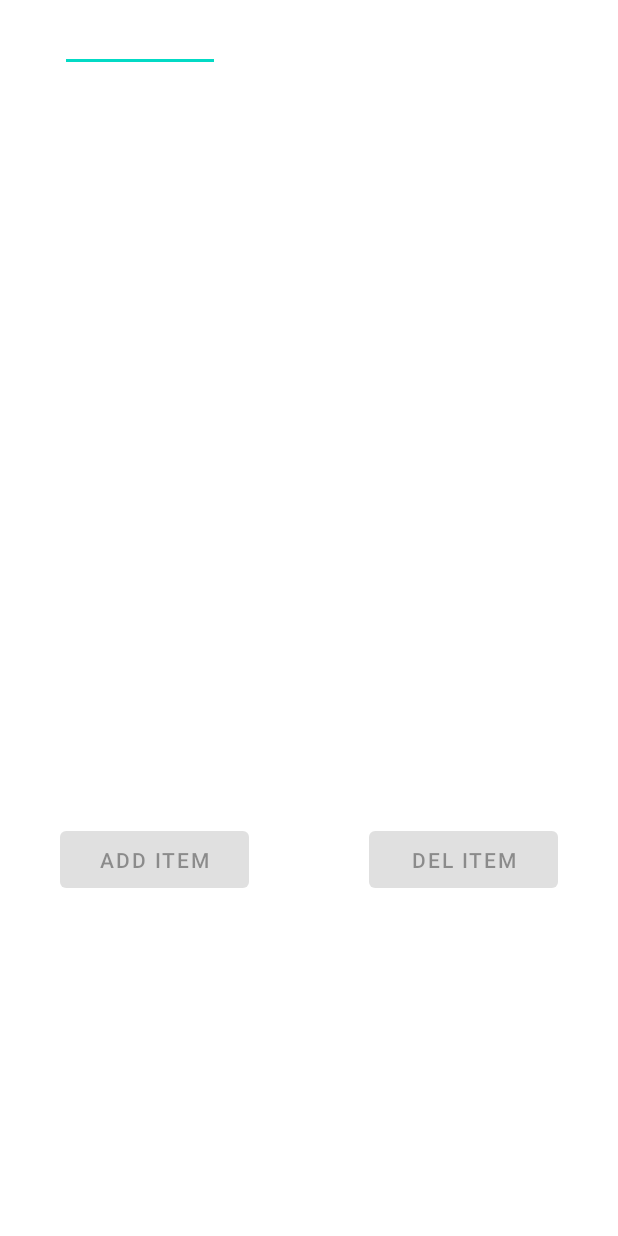
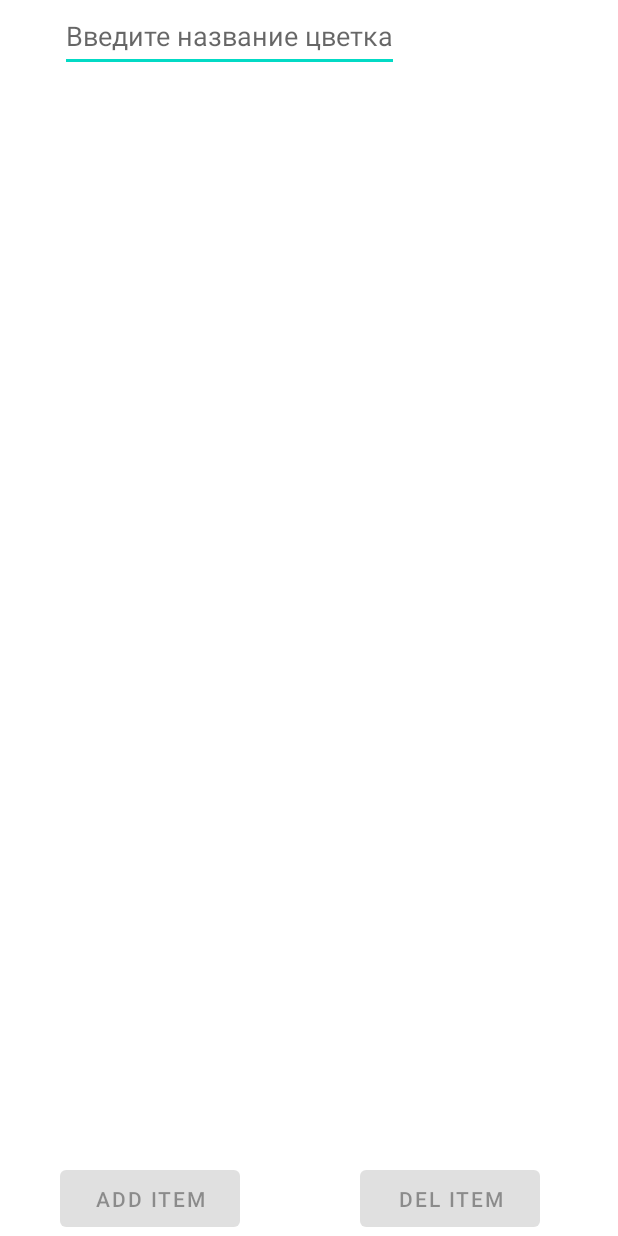
Before and after one commit to sergF81/RecycleViewTask, an Android app: the layout fragment_list.xml on its own in the app's theme, with its tools: preview values and no code run, on a phone screen of 412 x 824 dp. Run offline under Robolectric (Android 15) with nearby library versions, the phone set to English and light mode, and no system bars.

```diff
--- a/app/src/main/AndroidManifest.xml
+++ b/app/src/main/AndroidManifest.xml
@@ -1,6 +1,7 @@
 <?xml version="1.0" encoding="utf-8"?>
 <manifest xmlns:android="http://schemas.android.com/apk/res/android"
     package="com.example.recycleviewtask">
+
     <uses-permission android:name="android.permission.INTERNET" />
     <application
         android:allowBackup="true"
--- a/app/src/main/res/layout/activity_main.xml
+++ b/app/src/main/res/layout/activity_main.xml
@@ -5,7 +5,6 @@
     android:layout_width="match_parent"
     android:layout_height="match_parent"
     tools:context=".presentation.MainActivity">
-
 
     <FrameLayout
         android:id="@+id/placeHolder"
--- a/app/src/main/res/layout/fragment_list.xml
+++ b/app/src/main/res/layout/fragment_list.xml
@@ -8,38 +8,39 @@
 
     <LinearLayout
         android:layout_width="match_parent"
-        android:layout_height="wrap_content"
+        android:layout_height="match_parent"
         android:orientation="vertical">
+
         <EditText
             android:id="@+id/textInputItem"
-
             android:layout_width="wrap_content"
             android:layout_height="wrap_content"
-            android:ems="5"
+            android:layout_marginStart="@dimen/marginStart"
+            android:layout_marginEnd="@dimen/marginEnd"
+            android:hint="Введите название цветка"
             android:inputType="textPersonName"
             android:minHeight="48dp"
-            android:layout_marginStart="@dimen/marginStart"
-            android:layout_marginEnd="@dimen/marginEnd"
             android:text="@string/textInputItem"
             app:layout_constraintTop_toBottomOf="@id/listItemRecycle" />
-
-        <androidx.recyclerview.widget.RecyclerView
-            android:id="@+id/listItemRecycle"
-            android:layout_width="match_parent"
-            android:layout_height="500dp"
-            android:layout_marginStart="@dimen/marginStart"
-            android:layout_marginEnd="@dimen/marginEnd"
-            app:layout_constraintBottom_toTopOf="@id/textInputItem"
-
-            >
-
-        </androidx.recyclerview.widget.RecyclerView>
-
 
         <LinearLayout
             android:layout_width="match_parent"
             android:layout_height="match_parent"
-            android:orientation="horizontal">
+            android:layout_weight="1">
+
+            <androidx.recyclerview.widget.RecyclerView
+                android:id="@+id/listItemRecycle"
+                android:layout_width="match_parent"
+                android:layout_height="match_parent"
+                android:layout_marginStart="@dimen/marginStart"
+                android:layout_marginEnd="@dimen/marginEnd" />
+
+        </LinearLayout>
+
+        <LinearLayout
+            android:layout_width="match_parent"
+            android:layout_height="wrap_content"
+            android:layout_weight="0">
 
             <Button
                 android:id="@+id/buttonAddItem"
@@ -47,11 +48,10 @@
                 android:layout_height="@dimen/buttonLayoutHeight"
                 android:layout_marginStart="@dimen/marginStart"
                 android:layout_marginEnd="@dimen/marginEnd"
-                android:layout_weight="1"
+                android:enabled="false"
                 android:text="@string/buttonAddItem"
                 app:layout_constraintBottom_toBottomOf="parent"
-                app:layout_constraintStart_toStartOf="parent"
-                android:enabled="false"/>
+                app:layout_constraintStart_toStartOf="parent" />
 
             <Button
                 android:id="@+id/buttonDeleteItem"
@@ -59,11 +59,8 @@
                 android:layout_height="@dimen/buttonLayoutHeight"
                 android:layout_marginStart="@dimen/marginStart"
                 android:layout_marginEnd="@dimen/marginEnd"
-                android:layout_weight="1"
                 android:enabled="false"
                 android:text="@string/buttonDeleteItem" />
-
-
         </LinearLayout>
 
     </LinearLayout>
```
Also changed, not shown: app/src/main/java/com/example/recycleviewtask/presentation/ListFragment.kt (+10 -12 lines), app/src/main/java/com/example/recycleviewtask/presentation/RecycleViewAdapter.kt (+6 -1 lines), 1 other file.
